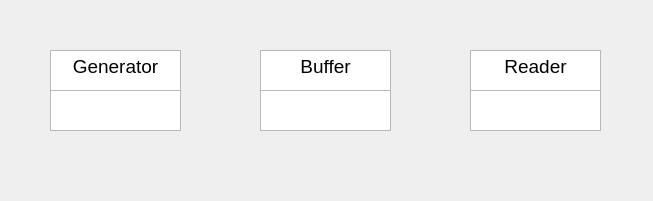
Old version of the form lab4/QtLab4/mainwindow.ui in the repository MrSago/Operating-Systems-for-Susu.
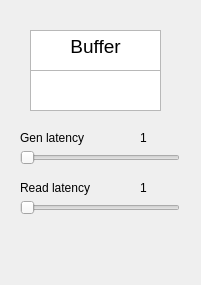
New version of the form. Icons and pictures are not drawn.

The edit to the form file:
```diff
--- a/lab4/QtLab4/mainwindow.ui
+++ b/lab4/QtLab4/mainwindow.ui
@@ -6,20 +6,20 @@
    <rect>
     <x>0</x>
     <y>0</y>
-    <width>653</width>
-    <height>201</height>
+    <width>201</width>
+    <height>285</height>
    </rect>
   </property>
   <property name="minimumSize">
    <size>
-    <width>653</width>
-    <height>201</height>
+    <width>201</width>
+    <height>0</height>
    </size>
   </property>
   <property name="maximumSize">
    <size>
-    <width>653</width>
-    <height>201</height>
+    <width>201</width>
+    <height>999</height>
    </size>
   </property>
   <property name="windowTitle">
@@ -29,8 +29,8 @@
    <widget class="QTextEdit" name="textEditBuffer">
     <property name="geometry">
      <rect>
-      <x>260</x>
-      <y>50</y>
+      <x>30</x>
+      <y>30</y>
       <width>131</width>
       <height>41</height>
      </rect>
@@ -46,112 +46,110 @@
 &lt;p align=&quot;center&quot; style=&quot; margin-top:0px; margin-bottom:0px; margin-left:0px; margin-right:0px; -qt-block-indent:0; text-indent:0px;&quot;&gt;&lt;span style=&quot; font-size:14pt;&quot;&gt;Buffer&lt;/span&gt;&lt;/p&gt;&lt;/body&gt;&lt;/html&gt;</string>
     </property>
    </widget>
-   <widget class="QTextEdit" name="textEditGenerator">
-    <property name="geometry">
-     <rect>
-      <x>50</x>
-      <y>50</y>
-      <width>131</width>
-      <height>41</height>
-     </rect>
-    </property>
-    <property name="readOnly">
-     <bool>true</bool>
-    </property>
-    <property name="html">
-     <string>&lt;!DOCTYPE HTML PUBLIC &quot;-//W3C//DTD HTML 4.0//EN&quot; &quot;http://www.w3.org/TR/REC-html40/strict.dtd&quot;&gt;
-&lt;html&gt;&lt;head&gt;&lt;meta name=&quot;qrichtext&quot; content=&quot;1&quot; /&gt;&lt;meta charset=&quot;utf-8&quot; /&gt;&lt;style type=&quot;text/css&quot;&gt;
-p, li { white-space: pre-wrap; }
-&lt;/style&gt;&lt;/head&gt;&lt;body style=&quot; font-family:'Segoe UI'; font-size:9pt; font-weight:400; font-style:normal;&quot;&gt;
-&lt;p align=&quot;center&quot; style=&quot; margin-top:0px; margin-bottom:0px; margin-left:0px; margin-right:0px; -qt-block-indent:0; text-indent:0px;&quot;&gt;&lt;span style=&quot; font-size:14pt;&quot;&gt;Generator&lt;/span&gt;&lt;/p&gt;&lt;/body&gt;&lt;/html&gt;</string>
-    </property>
-   </widget>
-   <widget class="QTextEdit" name="textEditReader">
-    <property name="geometry">
-     <rect>
-      <x>470</x>
-      <y>50</y>
-      <width>131</width>
-      <height>41</height>
-     </rect>
-    </property>
-    <property name="readOnly">
-     <bool>true</bool>
-    </property>
-    <property name="html">
-     <string>&lt;!DOCTYPE HTML PUBLIC &quot;-//W3C//DTD HTML 4.0//EN&quot; &quot;http://www.w3.org/TR/REC-html40/strict.dtd&quot;&gt;
-&lt;html&gt;&lt;head&gt;&lt;meta name=&quot;qrichtext&quot; content=&quot;1&quot; /&gt;&lt;meta charset=&quot;utf-8&quot; /&gt;&lt;style type=&quot;text/css&quot;&gt;
-p, li { white-space: pre-wrap; }
-&lt;/style&gt;&lt;/head&gt;&lt;body style=&quot; font-family:'Segoe UI'; font-size:9pt; font-weight:400; font-style:normal;&quot;&gt;
-&lt;p align=&quot;center&quot; style=&quot; margin-top:0px; margin-bottom:0px; margin-left:0px; margin-right:0px; -qt-block-indent:0; text-indent:0px;&quot;&gt;&lt;span style=&quot; font-size:14pt;&quot;&gt;Reader&lt;/span&gt;&lt;/p&gt;&lt;/body&gt;&lt;/html&gt;</string>
-    </property>
-   </widget>
-   <widget class="QTextEdit" name="textEditStrGenerator">
-    <property name="geometry">
-     <rect>
-      <x>50</x>
-      <y>90</y>
-      <width>131</width>
-      <height>41</height>
-     </rect>
-    </property>
-   </widget>
    <widget class="QTextEdit" name="textEditStrBuffer">
     <property name="geometry">
      <rect>
-      <x>260</x>
-      <y>90</y>
+      <x>30</x>
+      <y>70</y>
       <width>131</width>
       <height>41</height>
      </rect>
     </property>
    </widget>
-   <widget class="QTextEdit" name="textEditStrReader">
+   <widget class="QSlider" name="horizontalSlider">
     <property name="geometry">
      <rect>
-      <x>470</x>
-      <y>90</y>
-      <width>131</width>
-      <height>41</height>
+      <x>20</x>
+      <y>150</y>
+      <width>160</width>
+      <height>16</height>
      </rect>
     </property>
+    <property name="minimum">
+     <number>1</number>
+    </property>
+    <property name="maximum">
+     <number>500</number>
+    </property>
+    <property name="orientation">
+     <enum>Qt::Horizontal</enum>
+    </property>
+    <property name="tickPosition">
+     <enum>QSlider::NoTicks</enum>
+    </property>
    </widget>
-   <widget class="QLabel" name="rightArrow1">
+   <widget class="QSlider" name="horizontalSlider_2">
     <property name="geometry">
      <rect>
-      <x>190</x>
-      <y>60</y>
-      <width>61</width>
-      <height>61</height>
+      <x>20</x>
+      <y>200</y>
+      <width>160</width>
+      <height>16</height>
      </rect>
     </property>
+    <property name="minimum">
+     <number>1</number>
+    </property>
+    <property name="maximum">
+     <number>500</number>
+    </property>
+    <property name="orientation">
+     <enum>Qt::Horizontal</enum>
+    </property>
+    <property name="tickPosition">
+     <enum>QSlider::NoTicks</enum>
+    </property>
+   </widget>
+   <widget class="QLabel" name="label">
+    <property name="geometry">
+     <rect>
+      <x>20</x>
+      <y>130</y>
+      <width>71</width>
+      <height>16</height>
+     </rect>
+    </property>
     <property name="text">
-     <string/>
+     <string>Gen latency</string>
     </property>
-    <property name="pixmap">
-     <pixmap resource="icons.qrc">:/right-arrow.png</pixmap>
+   </widget>
+   <widget class="QLabel" name="label_2">
+    <property name="geometry">
+     <rect>
+      <x>20</x>
+      <y>180</y>
+      <width>71</width>
+      <height>16</height>
+     </rect>
     </property>
-    <property name="scaledContents">
-     <bool>true</bool>
+    <property name="text">
+     <string>Read latency</string>
     </property>
    </widget>
    <widget class="QLabel" name="rightArrow2">
     <property name="geometry">
      <rect>
-      <x>400</x>
-      <y>60</y>
-      <width>61</width>
-      <height>61</height>
+      <x>140</x>
+      <y>130</y>
+      <width>41</width>
+      <height>16</height>
      </rect>
     </property>
     <property name="text">
-     <string/>
+     <string>1</string>
     </property>
-    <property name="pixmap">
-     <pixmap resource="icons.qrc">:/right-arrow.png</pixmap>
+   </widget>
+   <widget class="QLabel" name="label_4">
+    <property name="geometry">
+     <rect>
+      <x>140</x>
+      <y>180</y>
+      <width>41</width>
+      <height>16</height>
+     </rect>
     </property>
-    <property name="scaledContents">
-     <bool>true</bool>
+    <property name="text">
+     <string>1</string>
     </property>
    </widget>
   </widget>
```
Left out of the diff: 6 changed lines with no effect on the pictures.
